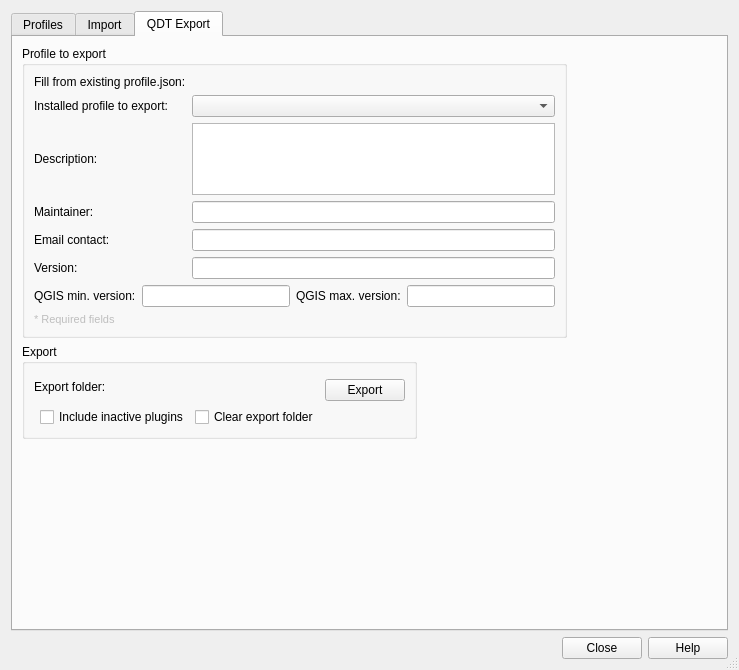
qgis-deployment/profile_manager, file profile_manager/profile_manager_dialog_base.ui: the form before one commit.
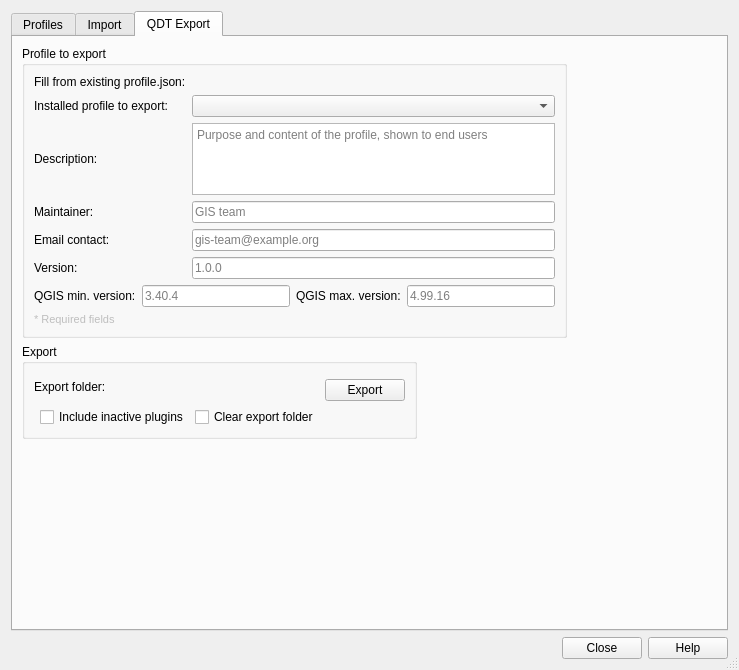
The form after the commit. Custom widgets are drawn as their Qt base class.

Commit message: improve(qdt): add placeholders

What changed in the file:
```diff
--- a/profile_manager/profile_manager_dialog_base.ui
+++ b/profile_manager/profile_manager_dialog_base.ui
@@ -478,7 +478,11 @@
            </widget>
           </item>
           <item row="4" column="1">
-           <widget class="QLineEdit" name="qdt_email_edit"/>
+           <widget class="QLineEdit" name="qdt_email_edit">
+            <property name="placeholderText">
+             <string notr="true">gis-team@example.org</string>
+            </property>
+           </widget>
           </item>
           <item row="3" column="0">
            <widget class="QLabel" name="qdt_author_label">
@@ -527,6 +531,9 @@
             <property name="acceptRichText">
              <bool>false</bool>
             </property>
+            <property name="placeholderText">
+             <string>Purpose and content of the profile, shown to end users</string>
+            </property>
            </widget>
           </item>
           <item row="8" column="0">
@@ -554,7 +561,11 @@
            </widget>
           </item>
           <item row="3" column="1">
-           <widget class="QLineEdit" name="qdt_author_edit"/>
+           <widget class="QLineEdit" name="qdt_author_edit">
+            <property name="placeholderText">
+             <string>GIS team</string>
+            </property>
+           </widget>
           </item>
           <item row="5" column="0">
            <widget class="QLabel" name="qdt_version_label">
@@ -564,7 +575,11 @@
            </widget>
           </item>
           <item row="5" column="1">
-           <widget class="QLineEdit" name="qdt_version_edit"/>
+           <widget class="QLineEdit" name="qdt_version_edit">
+            <property name="placeholderText">
+             <string notr="true">1.0.0</string>
+            </property>
+           </widget>
           </item>
           <item row="2" column="0">
            <widget class="QLabel" name="qdt_description_label">
@@ -583,7 +598,11 @@
              </widget>
             </item>
             <item>
-             <widget class="QLineEdit" name="qdt_qgis_min_version_edit"/>
+             <widget class="QLineEdit" name="qdt_qgis_min_version_edit">
+              <property name="placeholderText">
+               <string notr="true">3.40.4</string>
+              </property>
+             </widget>
             </item>
             <item>
              <widget class="QLabel" name="qdt_qgis_max_version_label">
@@ -593,7 +612,11 @@
              </widget>
             </item>
             <item>
-             <widget class="QLineEdit" name="qdt_qgis_max_version_edit"/>
+             <widget class="QLineEdit" name="qdt_qgis_max_version_edit">
+              <property name="placeholderText">
+               <string notr="true">4.99.16</string>
+              </property>
+             </widget>
             </item>
            </layout>
           </item>
```
Left out of the diff: 3 changed lines with no effect on the pictures. The commit also changes 1 other file.
